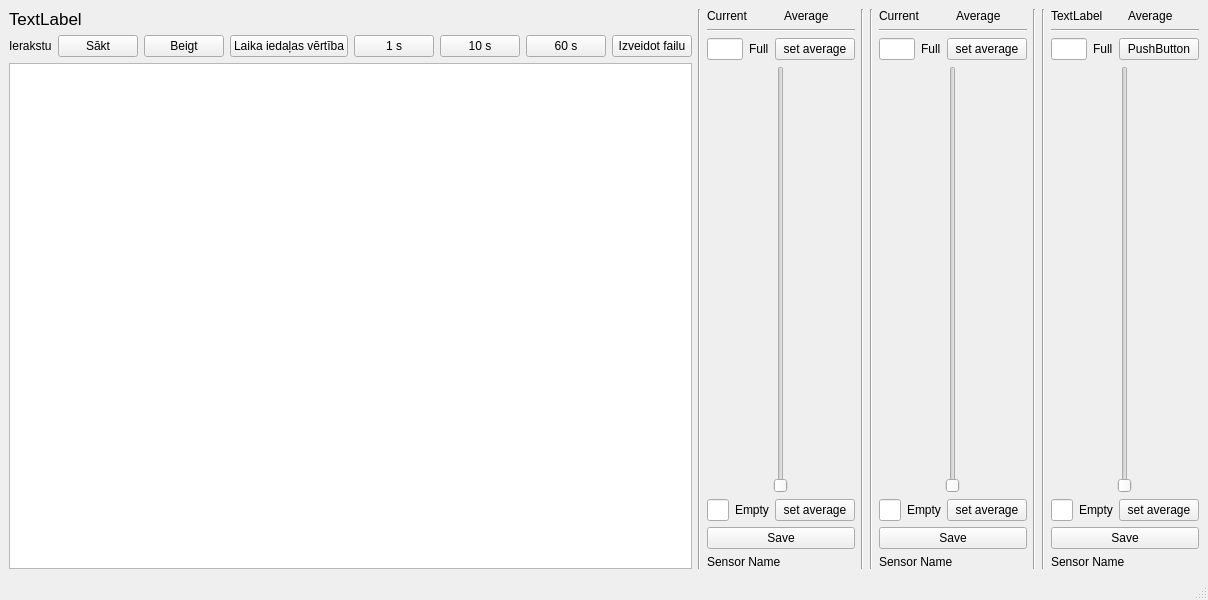
The window that rs232.ui (kasarkonic/Sauka1) describes before a commit, drawn with Qt 5.
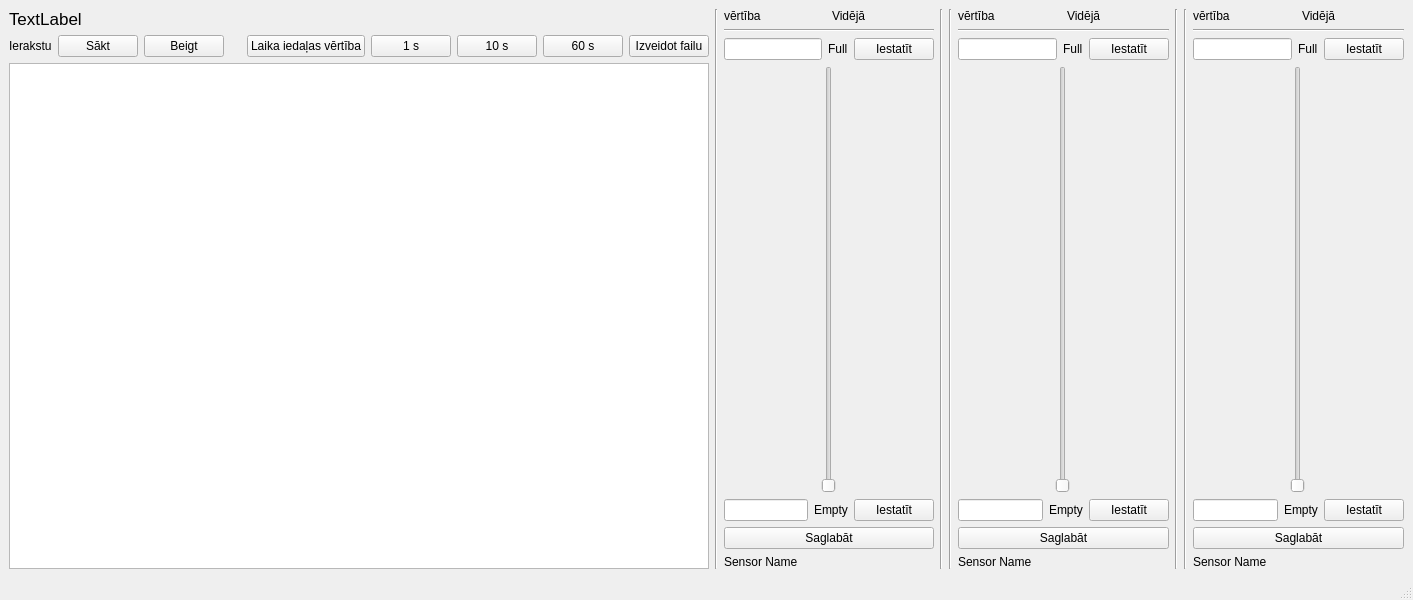
The same window after the commit.

Diff of the .ui file:
```diff
--- a/rs232.ui
+++ b/rs232.ui
@@ -6,7 +6,7 @@
    <rect>
     <x>0</x>
     <y>0</y>
-    <width>1196</width>
+    <width>1413</width>
     <height>600</height>
    </rect>
   </property>
@@ -133,17 +133,31 @@
      <layout class="QVBoxLayout" name="verticalLayout_sens_1">
       <item>
        <layout class="QHBoxLayout" name="horizontalLayout_5">
+        <item>
+         <widget class="QLabel" name="label">
+          <property name="text">
+           <string>vērtība</string>
+          </property>
+         </widget>
+        </item>
         <item>
          <widget class="QLabel" name="label_current_S0">
           <property name="text">
-           <string>Current</string>
+           <string/>
+          </property>
+         </widget>
+        </item>
+        <item>
+         <widget class="QLabel" name="label_2">
+          <property name="text">
+           <string>Vidējā</string>
           </property>
          </widget>
         </item>
         <item>
          <widget class="QLabel" name="label_average_S0">
           <property name="text">
-           <string>Average</string>
+           <string/>
           </property>
          </widget>
         </item>
@@ -171,7 +185,7 @@
         <item>
          <widget class="QPushButton" name="pushButton_set_S0">
           <property name="text">
-           <string>set average</string>
+           <string>Iestatīt</string>
           </property>
          </widget>
         </item>
@@ -209,7 +223,7 @@
         <item>
          <widget class="QPushButton" name="pushButton_set_empty_s0">
           <property name="text">
-           <string>set average</string>
+           <string>Iestatīt</string>
           </property>
          </widget>
         </item>
@@ -220,7 +234,7 @@
         <item>
          <widget class="QPushButton" name="pushButton_save_S0">
           <property name="text">
-           <string>Save</string>
+           <string>Saglabāt</string>
           </property>
          </widget>
         </item>
@@ -257,17 +271,31 @@
      <layout class="QVBoxLayout" name="verticalLayout_sens_2">
       <item>
        <layout class="QHBoxLayout" name="horizontalLayout_16">
+        <item>
+         <widget class="QLabel" name="label_3">
+          <property name="text">
+           <string>vērtība</string>
+          </property>
+         </widget>
+        </item>
         <item>
          <widget class="QLabel" name="label_current_S1">
           <property name="text">
-           <string>Current</string>
+           <string/>
+          </property>
+         </widget>
+        </item>
+        <item>
+         <widget class="QLabel" name="label_4">
+          <property name="text">
+           <string>Vidējā</string>
           </property>
          </widget>
         </item>
         <item>
          <widget class="QLabel" name="label_average_S1">
           <property name="text">
-           <string>Average</string>
+           <string/>
           </property>
          </widget>
         </item>
@@ -295,7 +323,7 @@
         <item>
          <widget class="QPushButton" name="pushButton_set_S1">
           <property name="text">
-           <string>set average</string>
+           <string>Iestatīt</string>
           </property>
          </widget>
         </item>
@@ -333,7 +361,7 @@
         <item>
          <widget class="QPushButton" name="pushButton_set_empty_s1">
           <property name="text">
-           <string>set average</string>
+           <string>Iestatīt</string>
           </property>
          </widget>
         </item>
@@ -344,7 +372,7 @@
         <item>
          <widget class="QPushButton" name="pushButton_save_S1">
           <property name="text">
-           <string>Save</string>
+           <string>Saglabāt</string>
           </property>
          </widget>
         </item>
@@ -381,17 +409,31 @@
      <layout class="QVBoxLayout" name="verticalLayout_sens_3">
       <item>
        <layout class="QHBoxLayout" name="horizontalLayout_23">
+        <item>
+         <widget class="QLabel" name="label_5">
+          <property name="text">
+           <string>vērtība</string>
+          </property>
+         </widget>
+        </item>
         <item>
          <widget class="QLabel" name="label_current_S2">
           <property name="text">
-           <string>TextLabel</string>
+           <string/>
+          </property>
+         </widget>
+        </item>
+        <item>
+         <widget class="QLabel" name="label_6">
+          <property name="text">
+           <string>Vidējā</string>
           </property>
          </widget>
         </item>
         <item>
          <widget class="QLabel" name="label_average_S2">
           <property name="text">
-           <string>Average</string>
+           <string/>
           </property>
          </widget>
         </item>
@@ -419,7 +461,7 @@
         <item>
          <widget class="QPushButton" name="pushButton_set_S2">
           <property name="text">
-           <string>PushButton</string>
+           <string>Iestatīt</string>
           </property>
          </widget>
         </item>
@@ -457,7 +499,7 @@
         <item>
          <widget class="QPushButton" name="pushButton_set_empty_s2">
           <property name="text">
-           <string>set average</string>
+           <string>Iestatīt</string>
           </property>
          </widget>
         </item>
@@ -466,7 +508,7 @@
       <item>
        <widget class="QPushButton" name="pushButton_save_S2">
         <property name="text">
-         <string>Save</string>
+         <string>Saglabāt</string>
         </property>
        </widget>
       </item>
```
Left out of the diff: 2 changed lines with no effect on the pictures.
